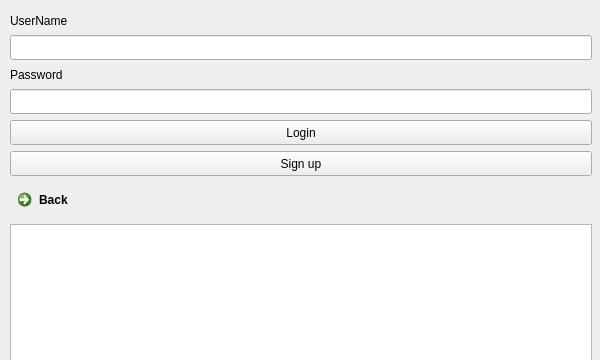
PooyaFekri/LinkedIn, file ui/login.ui: the form before one commit; both pictures show x 0 to 600 and y 0 to 360 of the 600 by 600 pixel window.
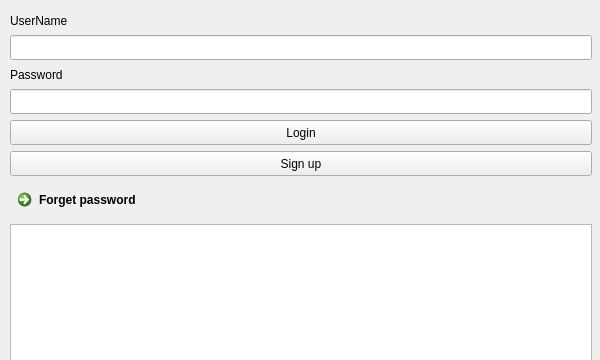
The form after the commit.

```diff
--- a/ui/login.ui
+++ b/ui/login.ui
@@ -44,7 +44,7 @@
      </rect>
     </property>
     <property name="text">
-     <string>Back</string>
+     <string>Forget password</string>
     </property>
    </widget>
    <widget class="QLabel" name="label">
```
Left out of the diff: 4 changed lines with no effect on the pictures.
